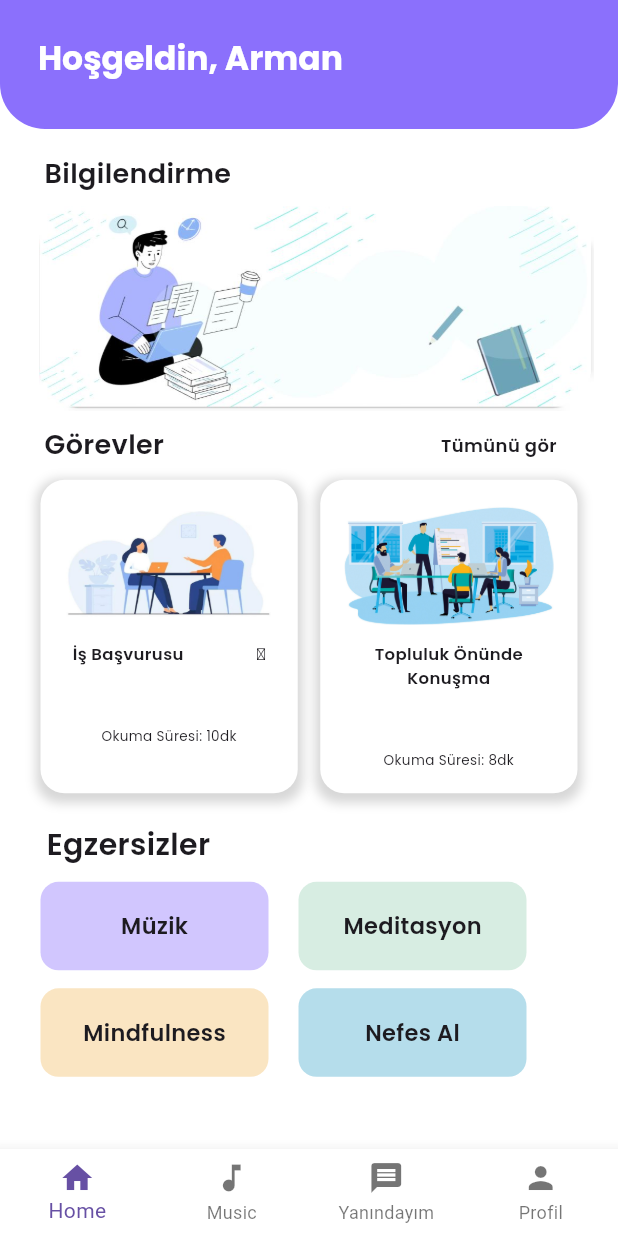
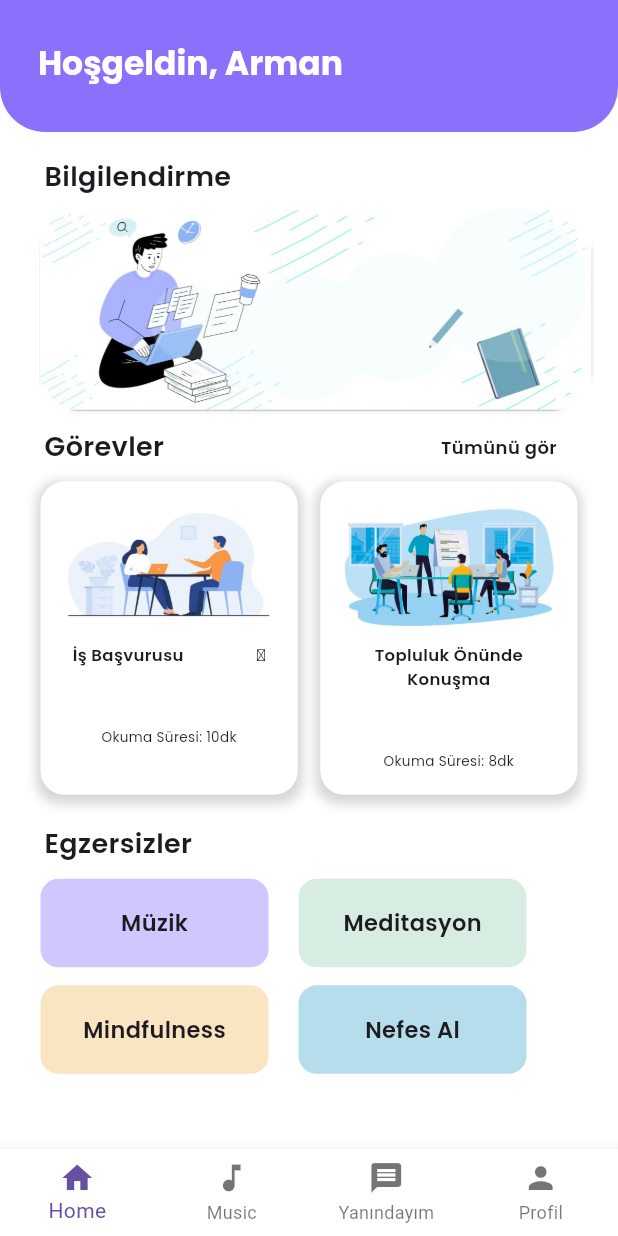
Before and after one commit to YunusEmreYildiz1/DengemGit, a Flutter app: the AnaSayfa screen opened directly, on a phone screen of 412 x 824 dp. Run offline on Flutter 3.47's test engine with Material 3 defaults, Android fonts, the phone set to English and light mode, and no system bars; our stand-ins replace google_fonts.

Commit message:
ana sayfa a54 için optimize edildi ve bilgilendirme kısmı görsel kalitesi arttırıldı

```diff
--- a/lib/ana_sayfa.dart
+++ b/lib/ana_sayfa.dart
@@ -14,7 +14,7 @@ class AnaSayfa extends StatelessWidget {
         title: Column(
           crossAxisAlignment: CrossAxisAlignment.start,
           children: [
-            SizedBox(height: 21),
+            SizedBox(height: 28),
             Text('  Hoşgeldin, Arman',
                 style: GoogleFonts.poppins(
                     color: Colors.white,
@@ -29,7 +29,7 @@ class AnaSayfa extends StatelessWidget {
           ),
         ),
         bottom: PreferredSize(
-          preferredSize: const Size.fromHeight(30.0),
+          preferredSize: const Size.fromHeight(32.0),
           child: Container(),
         ),
       ),
@@ -66,7 +66,7 @@ class AnaSayfa extends StatelessWidget {
                   ],
                 ),
               ),
-              SizedBox(height: 10),
+              SizedBox(height: 9),
               Container(
                 child: Row(
                   mainAxisAlignment: MainAxisAlignment.spaceBetween,
@@ -121,7 +121,7 @@ class AnaSayfa extends StatelessWidget {
               Text(
                 '   Egzersizler',
                 style: GoogleFonts.poppins(
-                    fontSize: 20, fontWeight: FontWeight.w600),
+                    fontSize: 18, fontWeight: FontWeight.w600),
               ),
               SizedBox(height: 10),
               Padding(
```
